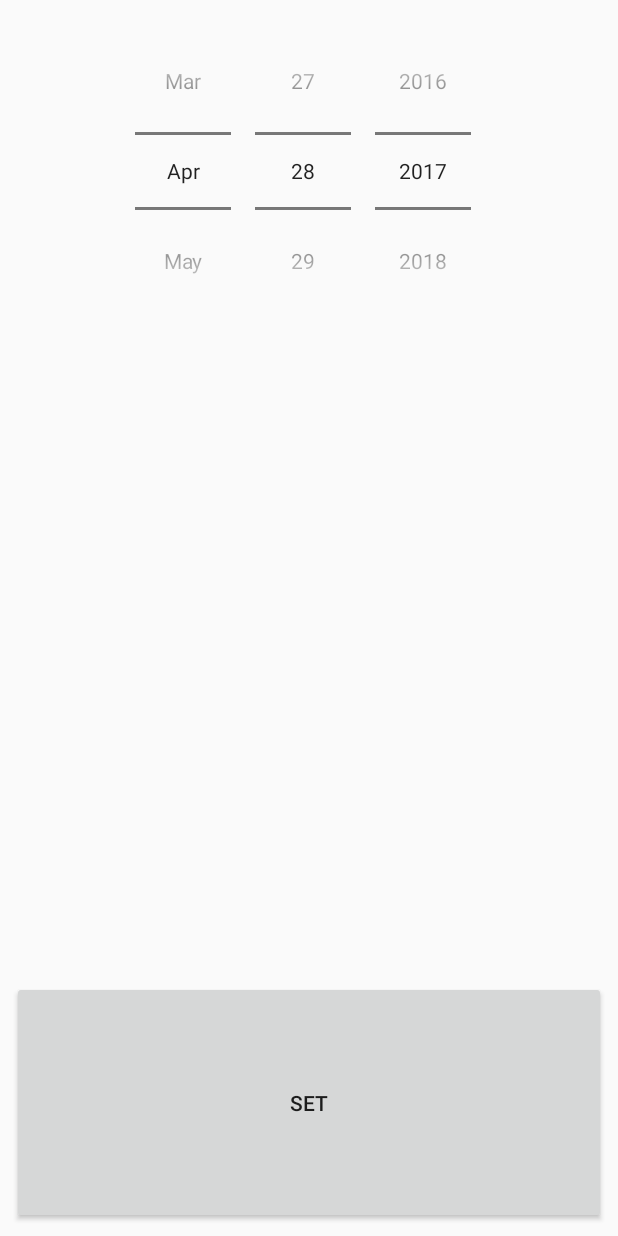
After one commit to michaelian12/AISAutoCare, an Android app: the layout dialog_year_picker.xml on its own in the app's theme, with its tools: preview values and no code run, on a phone screen of 412 x 824 dp. The commit adds this screen. Run offline under Robolectric (Android 15) with nearby library versions, the light colour scheme and no system bars.

Commit message:
udah banyak

```diff
--- a/app/src/main/java/com/aisautocare/mobile/activity/EditVehicleActivity.java
+++ b/app/src/main/java/com/aisautocare/mobile/activity/EditVehicleActivity.java
@@ -442,10 +442,14 @@ public class EditVehicleActivity extends AppCompatActivity {
             public void onClick(View view) {
                 year = vehicleYearEditText.getText().toString();
 
-                if(vehicleYearEditText.length()>4 || Integer.valueOf(vehicleYearEditText.getText().toString())> 2040){
+                if(vehicleYearEditText.getText().equals("") || vehicleYearEditText.length()>4 || vehicleYearEditText.length() <4 ){
                     vehicleYearEditText.setError("Masukan tahun dengan benar");
+
                     return;
+
                 }
+
+
 
                 /* If all data full filled */
                 if ((indexSelectedBrand >= 0) && (indexSelectedModel >= 0) && (year != "")) {
--- a/app/src/main/java/com/aisautocare/mobile/activity/OrderActivity.java
+++ b/app/src/main/java/com/aisautocare/mobile/activity/OrderActivity.java
@@ -188,7 +188,6 @@ public class OrderActivity extends AppCompatActivity {
                     subService = new String[0];
                     idService = new String[0];
 
-
                     idService = new String[arrayType.length()];
                     subService = new String[arrayType.length()];
                     for (int i = 0; i < arrayType.length(); i++){
@@ -335,6 +334,8 @@ public class OrderActivity extends AppCompatActivity {
 //            jsonStr = jsonStr.substring(23, jsonStr.length()-3);
 //            System.out.println("JSON STR : " + jsonStr);
             JSONObject movieJson = new JSONObject(jsonStr);
+
+            GlobalVar.bengkelID = Integer.valueOf(movieJson.getString("bengkel_id"));
             //JSONArray movieArray = movieJson.getJSONArray();
 //            System.out.println("movie json : " + movieJson  );
 //            System.out.println("itemsarray : " + movieArray  );
@@ -343,6 +344,7 @@ public class OrderActivity extends AppCompatActivity {
             JSONObject berita = movieJson;
             POSTResponse beritaModel = new POSTResponse(berita);
             results.add(beritaModel);
+
             return results;
         }
 
--- a/app/src/main/res/layout/activity_edit_vehicle.xml
+++ b/app/src/main/res/layout/activity_edit_vehicle.xml
@@ -60,7 +60,8 @@
             android:hint="@string/fill_year"
             android:inputType="number"
             android:maxLength="4"
-            android:paddingTop="16dp" />
+            android:paddingTop="16dp"
+            />
     </LinearLayout>
 
     <Button
--- /dev/null
+++ b/app/src/main/res/layout/dialog_year_picker.xml
@@ -0,0 +1,25 @@
+<?xml version="1.0" encoding="utf-8"?>
+<LinearLayout
+    xmlns:android="http://schemas.android.com/apk/res/android"
+    android:orientation="vertical"
+    android:layout_width="match_parent"
+    android:padding="8dp"
+    android:layout_height="match_parent">
+
+    <DatePicker
+        android:id="@+id/date_picker"
+        android:layout_width="match_parent"
+        android:calendarViewShown="false"
+        android:datePickerMode="spinner"
+        android:layout_weight="4"
+        android:layout_height="0dp"
+        />
+
+    <Button
+        android:id="@+id/date_time_set"
+        android:layout_weight="1"
+        android:layout_width="match_parent"
+        android:text="Set"
+        android:layout_height="0dp" />
+
+</LinearLayout>
```
Also changed, not shown: app/src/main/java/com/aisautocare/mobile/activity/WaitOrderActivity.java (+39 -0 lines).
